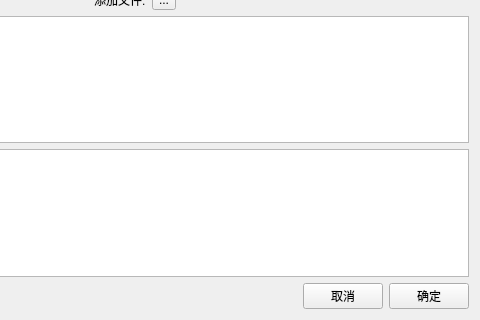
Old version of the form ui/editForm.ui in the repository mioyzhang/UI; both pictures show x 298 to 778 and y 264 to 584 of the 778 by 584 pixel window.
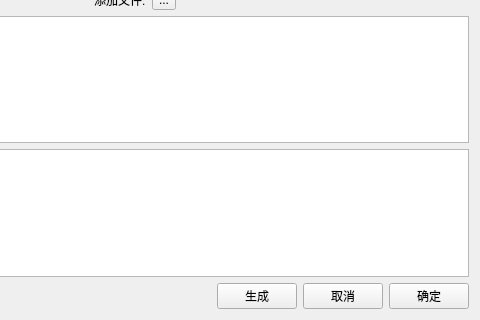
New version of the form.

```diff
--- a/ui/editForm.ui
+++ b/ui/editForm.ui
@@ -239,6 +239,13 @@
        </property>
       </spacer>
      </item>
+     <item>
+      <widget class="QPushButton" name="pushButton_generate_msg">
+       <property name="text">
+        <string>生成</string>
+       </property>
+      </widget>
+     </item>
      <item>
       <widget class="QPushButton" name="pushButton_cancel">
        <property name="text">
```
